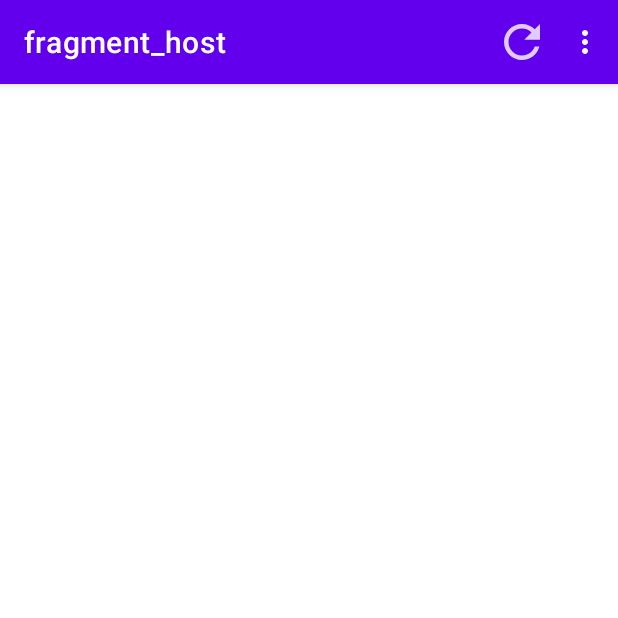
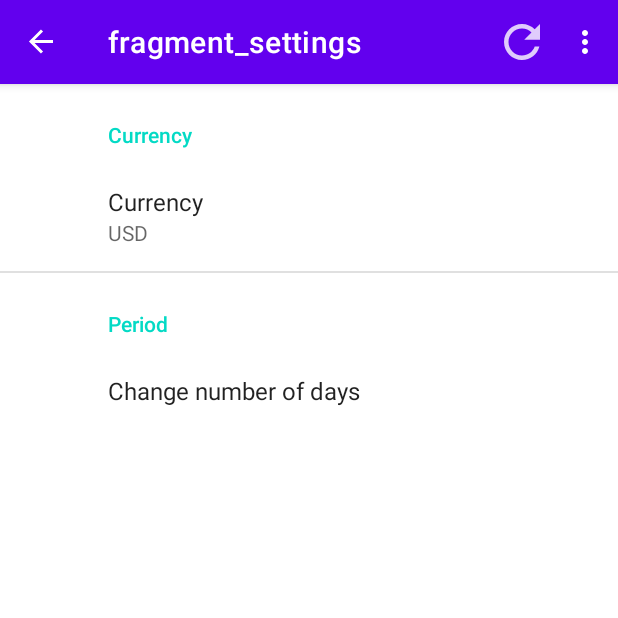
Before and after one commit to januszlv/android-rk1, an Android app: the screen it shows after launch (MainActivity), in the options menu, after a tap on "Settings", on a phone screen of 412 x 824 dp, the top half of it. Run offline under Robolectric (Android 15) with nearby library versions, the phone set to English and light mode, and no system bars; our stand-ins replace androidx.preference, data binding, navigation-ui; 4 statements that could not run were skipped.

Commit message:
settings done

```diff
--- a/app/build.gradle
+++ b/app/build.gradle
@@ -44,9 +44,11 @@ dependencies {
     implementation 'androidx.appcompat:appcompat:1.2.0'
     implementation 'com.google.android.material:material:1.2.1'
     implementation 'androidx.constraintlayout:constraintlayout:2.0.2'
+    implementation 'androidx.preference:preference:1.1.1'
     testImplementation 'junit:junit:4.+'
     androidTestImplementation 'androidx.test.ext:junit:1.1.2'
     androidTestImplementation 'androidx.test.espresso:espresso-core:3.3.0'
     implementation "androidx.navigation:navigation-fragment-ktx:$nav_version"
     implementation "androidx.navigation:navigation-ui-ktx:$nav_version"
+    implementation "androidx.preference:preference-ktx:$preference_version"
 }
--- a/app/src/main/AndroidManifest.xml
+++ b/app/src/main/AndroidManifest.xml
@@ -1,6 +1,9 @@
 <?xml version="1.0" encoding="utf-8"?>
 <manifest xmlns:android="http://schemas.android.com/apk/res/android"
     package="com.example.rk1">
+
+    <uses-permission android:name="android.permission.INTERNET" />
+    <uses-permission android:name="android.permission.ACCESS_NETWORK_STATE" />
 
     <application
         android:allowBackup="true"
--- a/app/src/main/java/com/example/rk1/MainActivity.kt
+++ b/app/src/main/java/com/example/rk1/MainActivity.kt
@@ -1,12 +1,15 @@
 package com.example.rk1
 
-import androidx.appcompat.app.AppCompatActivity
+import android.content.Intent
+import android.content.SharedPreferences
 import android.os.Bundle
 import android.view.Menu
 import android.view.MenuInflater
 import android.view.MenuItem
+import androidx.appcompat.app.AppCompatActivity
 import androidx.navigation.fragment.NavHostFragment
 import androidx.navigation.ui.NavigationUI
+import androidx.preference.PreferenceManager
 
 class MainActivity : AppCompatActivity() {
     private lateinit var navHostFragment: NavHostFragment
@@ -32,6 +35,8 @@ class MainActivity : AppCompatActivity() {
                 true
             }
             R.id.menu_settings -> {
+                if (navHostFragment.navController.currentDestination?.id == R.id.host_fragment)
+                    navHostFragment.navController.navigate(R.id.action_host_fragment_to_settings_fragment)
                 true
             }
             else -> {
--- /dev/null
+++ b/app/src/main/java/com/example/rk1/SettingsFragment.kt
@@ -0,0 +1,29 @@
+package com.example.rk1
+
+import android.os.Bundle
+import android.widget.Toast
+import androidx.preference.EditTextPreference
+import androidx.preference.PreferenceFragmentCompat
+
+class SettingsFragment : PreferenceFragmentCompat() {
+    override fun onCreatePreferences(savedInstanceState: Bundle?, rootKey: String?) {
+        addPreferencesFromResource(R.xml.pref_fragment)
+
+        val editNumDaysVal = findPreference<EditTextPreference>(getString(R.string.num_key))
+        editNumDaysVal?.setOnPreferenceChangeListener { _, newValue ->
+            val newVal = newValue.toString()
+            try {
+                val value = newVal.toInt()
+                if (value < 1 || value > 100) {
+                    Toast.makeText(context, "Enter number from 1 to 100", Toast.LENGTH_SHORT).show()
+                    return@setOnPreferenceChangeListener false
+                }
+                Toast.makeText(context, "Number of days changed", Toast.LENGTH_SHORT).show()
+                true
+            } catch (e: NumberFormatException) {
+                Toast.makeText(context, "Enter number from 1 to 100", Toast.LENGTH_SHORT).show()
+                false
+            }
+        }
+    }
+}
--- a/app/src/main/res/navigation/navigation.xml
+++ b/app/src/main/res/navigation/navigation.xml
@@ -10,6 +10,15 @@
         android:name="com.example.rk1.HostFragment"
         android:label="fragment_host"
         tools:layout="@layout/fragment_host">
+        <action
+            android:id="@+id/action_host_fragment_to_settings_fragment"
+            app:destination="@id/settings_fragment" />
+    </fragment>
+
+    <fragment
+        android:id="@+id/settings_fragment"
+        android:name="com.example.rk1.SettingsFragment"
+        android:label="fragment_settings">
     </fragment>
 
 </navigation>
--- a/app/src/main/res/values/strings.xml
+++ b/app/src/main/res/values/strings.xml
@@ -10,5 +10,14 @@
     <string name="pref_key">currency</string>
     <string name="pref_title">Currency</string>
 
+    <string name="num_key">num_days</string>
+    <string name="num_title">Change number of days</string>
+
     <string name="menu_settings">Settings</string>
+
+    <string name="api_button">Visit API website</string>
+    <string name="title_activity_settings">SettingsActivity</string>
+
+    <string name="days_header">Period</string>
+    <string name="currency_header">Currency</string>
 </resources>
--- a/app/src/main/res/xml/pref_fragment.xml
+++ b/app/src/main/res/xml/pref_fragment.xml
@@ -1,9 +1,24 @@
 <?xml version="1.0" encoding="utf-8"?>
 <PreferenceScreen xmlns:android="http://schemas.android.com/apk/res/android">
+
+    <PreferenceCategory android:title="@string/currency_header">
+
     <ListPreference
         android:defaultValue="@string/pref_value1"
         android:entries="@array/currencies_names"
         android:entryValues="@array/currencies_values"
         android:key="@string/pref_key"
-        android:title="@string/pref_title"/>
+        android:title="@string/pref_title"
+        android:summary="%s"/>
+
+    </PreferenceCategory>
+
+    <PreferenceCategory android:title="@string/days_header">
+
+    <EditTextPreference
+        android:defaultValue="7"
+        android:key="@string/num_key"
+        android:title="@string/num_title" />
+
+    </PreferenceCategory>
 </PreferenceScreen>
--- a/build.gradle
+++ b/build.gradle
@@ -3,6 +3,7 @@ buildscript {
     ext{
         kotlin_version = "1.4.10"
         nav_version = "2.3.1"
+        preference_version = "1.1.1"
     }
     repositories {
         google()
```
Also changed, not shown: app/src/main/java/com/example/rk1/HostFragment.kt (+8 -0 lines), app/src/main/res/layout/fragment_host.xml (+12 -0 lines).
